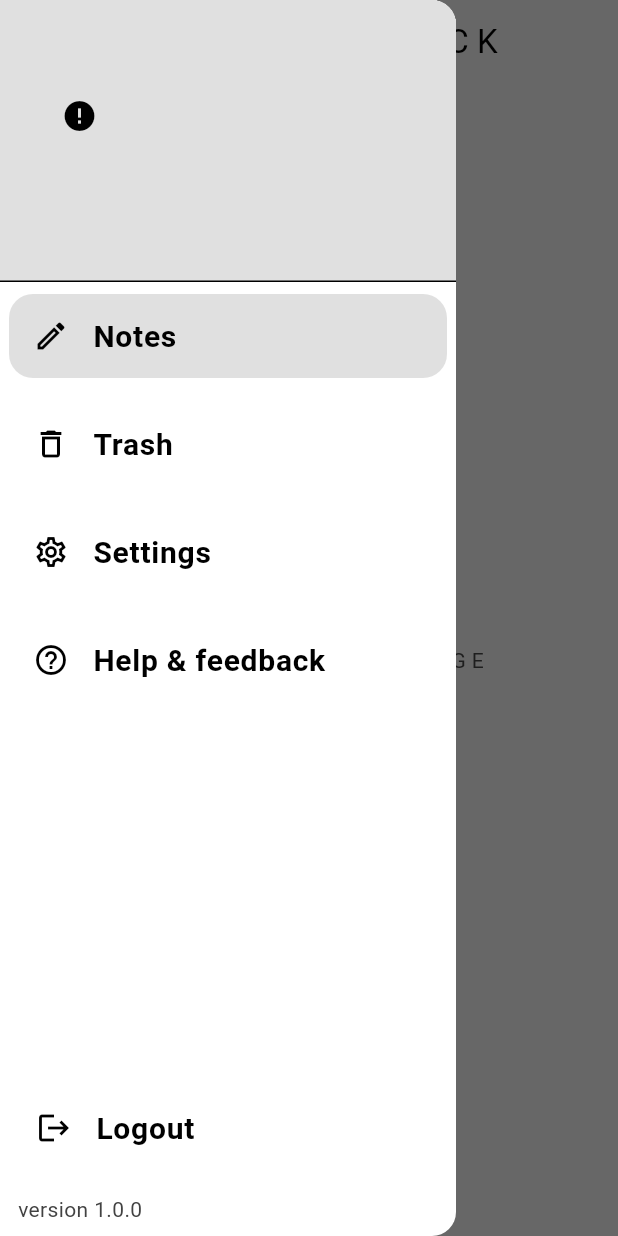
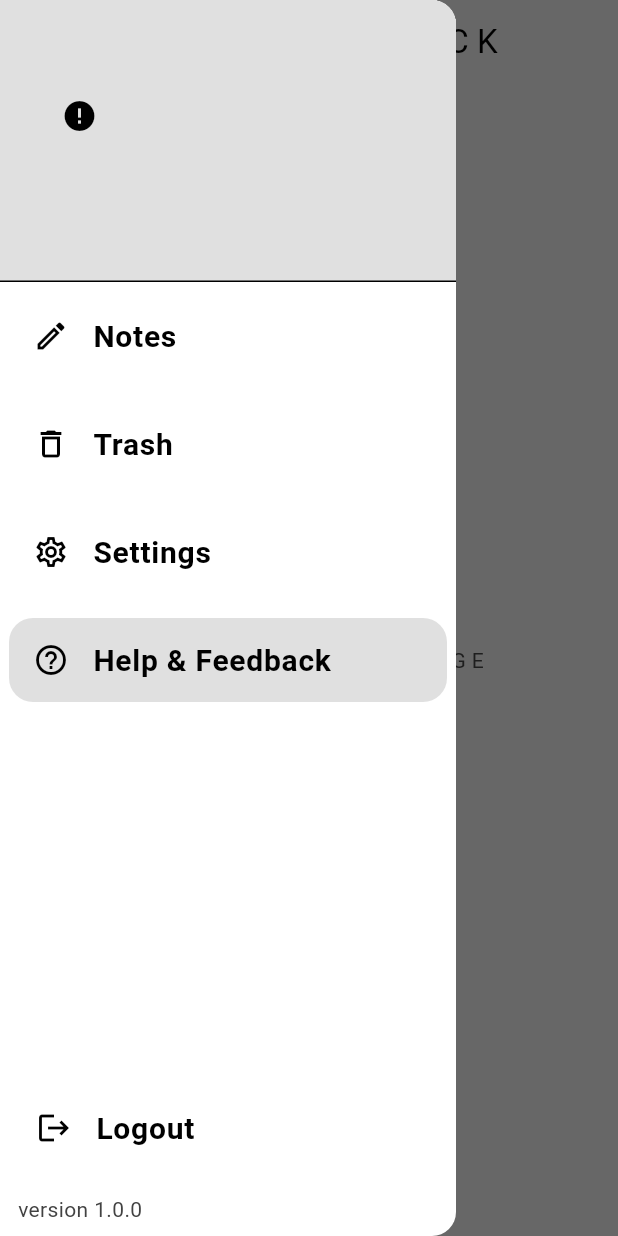
Before and after one commit to kamesh7773/note_application, a Flutter app: the HelpAndFeedbackPage screen opened by its route, with the side drawer open, on a phone screen of 412 x 824 dp. Run offline on Flutter 3.47's test engine with Material 3 defaults, Android fonts, the phone set to English and light mode, and no system bars; drawn by our look-alikes of cached_network_image; our stand-ins replace cloud_firestore, connectivity_plus, firebase_auth, firebase_core, google_sign_in, loading_animation_widget and 3 more; missing offline and left inert: email_otp_auth, flutter_facebook_auth; accounts and stored records are empty; network calls fail.

Commit message:
DRAWER COMPLETED ✅

```diff
--- a/lib/pages/auth pages/login_page.dart
+++ b/lib/pages/auth pages/login_page.dart
@@ -1,7 +1,6 @@
 import 'dart:ui';
 import 'package:flutter/material.dart';
 import 'package:note_application/helper/form_validators.dart';
-import 'package:note_application/providers/otp_timer_provider.dart';
 import 'package:note_application/providers/toggle_provider.dart';
 import 'package:note_application/services/auth/firebase_auth_methods.dart';
 import 'package:note_application/widgets/button_widget.dart';
--- a/lib/pages/auth pages/sign_up_page.dart
+++ b/lib/pages/auth pages/sign_up_page.dart
@@ -2,7 +2,6 @@ import 'package:flutter/material.dart';
 import 'package:note_application/helper/snackBar.dart';
 import 'package:note_application/helper/form_validators.dart';
 import 'package:note_application/pages/auth%20pages/login_page.dart';
-import 'package:note_application/providers/otp_timer_provider.dart';
 import 'package:note_application/providers/toggle_provider.dart';
 import 'package:note_application/services/auth/firebase_auth_methods.dart';
 import 'package:note_application/widgets/button_widget.dart';
--- /dev/null
+++ b/lib/pages/drawer page/drawer.dart
@@ -0,0 +1,354 @@
+import 'package:cached_network_image/cached_network_image.dart';
+import 'package:flutter/material.dart';
+import 'package:note_application/pages/auth%20pages/login_page.dart';
+import 'package:note_application/pages/home_page.dart';
+import 'package:note_application/pages/notes%20pages/help_feedback_page.dart';
+import 'package:note_application/pages/notes%20pages/settings_page.dart';
+import 'package:note_application/pages/notes%20pages/trash_page.dart';
+import 'package:note_application/services/auth/firebase_auth_methods.dart';
+import 'package:shared_preferences/shared_preferences.dart';
+
+class DrawerWidget extends StatefulWidget {
+  final int iconNumber;
+  const DrawerWidget({super.key, required this.iconNumber});
+
+  @override
+  State<DrawerWidget> createState() => _DrawerWidgetState();
+}
+
+class _DrawerWidgetState extends State<DrawerWidget> {
+  //! varibles declartion.
+  String? name;
+  String? email;
+  String? imageUrl;
+
+  bool notes = false;
+  bool trash = false;
+  bool settings = false;
+  bool helpAndFeedback = false;
+
+  //! Method for fetching current Provider user Data
+  Future<void> getUserData() async {
+    // creating instace of Shared Preferences.
+    final SharedPreferences prefs = await SharedPreferences.getInstance();
+
+    name = prefs.getString('name');
+    email = prefs.getString('email');
+    imageUrl = prefs.getString('imageUrl');
+  }
+
+  @override
+  Widget build(BuildContext context) {
+    //! Finalizting which Menulist Item is active or which one is disable
+    if (widget.iconNumber == 1) {
+      notes = true;
+    }
+    if (widget.iconNumber == 2) {
+      trash = true;
+    }
+    if (widget.iconNumber == 3) {
+      settings = true;
+    }
+    if (widget.iconNumber == 4) {
+      helpAndFeedback = true;
+    }
+
+    return Drawer(
+      backgroundColor: Colors.white,
+      child: Column(
+        crossAxisAlignment: CrossAxisAlignment.start,
+        children: [
+          FutureBuilder(
+            future: getUserData(),
+            builder: (context, snapshot) {
+              //! Drawer Header
+              return Container(
+                width: double.infinity,
+                color: Colors.grey.shade300,
+                child: Column(
+                  crossAxisAlignment: CrossAxisAlignment.start,
+                  children: [
+                    const SizedBox(height: 22),
+                    Padding(
+                      padding:
+                          const EdgeInsets.only(left: 18, bottom: 16, top: 20),
+                      child: SizedBox(
+                        width: 70,
+                        height: 70,
+                        child: ClipRRect(
+                          borderRadius: BorderRadius.circular(50),
+                          // User Image saction
+                          child: CachedNetworkImage(
+                            imageUrl: imageUrl ??
+                                "https://encrypted-tbn0.gstatic.com/images?q=tbn:ANd9GcSQq6gaTf6N93kzolH98ominWZELW881HqCgw&s",
+                            placeholder: (context, url) =>
+                                const CircularProgressIndicator(),
+                            errorWidget: (context, url, error) =>
+                                const Icon(Icons.error),
+                          ),
+                        ),
+                      ),
+                    ),
+                    // User Name
+                    Padding(
+                      padding: const EdgeInsets.only(left: 18, bottom: 0),
+                      child: Text(
+                        name ?? "",
+                        style:
+                            const TextStyle(fontSize: 19, color: Colors.black),
+                      ),
+                    ),
+                    // User Email
+                    Padding(
+                      padding: const EdgeInsets.only(left: 18, bottom: 12),
+                      child: Text(
+                        email ?? "",
+                        style: const TextStyle(fontSize: 15),
+                      ),
+                    ),
+                    const Divider(
+                      height: 0,
+                    )
+                  ],
+                ),
+              );
+            },
+          ),
+          //! Drawer Menu Item List
+          Expanded(
+            child: ListView(
+              //? By Setting "shrinkWrap: true" listview only takes height as much it need and it will not hole height.
+              // shrinkWrap: true,  // now we don't need this because we are useing Expended.
+              //? Used to remove Unwanted Padding from TOP of ListView()/ListView.builder()
+              padding: EdgeInsets.zero,
+              children: [
+                Padding(
+                  padding: const EdgeInsets.symmetric(
+                    vertical: 8,
+                    horizontal: 6,
+                  ),
+                  child: InkWell(
+                    borderRadius: BorderRadius.circular(16),
+                    onTap: () {
+                      if (widget.iconNumber == 1) {
+                        return;
+                      } else {
+                        Navigator.of(context).pushAndRemoveUntil(
+                          MaterialPageRoute(
+                            builder: (context) {
+                              return const HomePage();
+                            },
+                          ),
+                          (Route<dynamic> route) => false,
+                        );
+                      }
+                    },
+                    child: ListTile(
+                      selected: notes,
+                      selectedTileColor: Colors.grey.shade300,
+                      hoverColor: Colors.grey.shade300,
+                      shape: RoundedRectangleBorder(
+                        borderRadius: BorderRadius.circular(16),
+                      ),
+                      leading: const Icon(
+                        Icons.edit_outlined,
+                        size: 24,
+                        color: Colors.black,
+                      ),
+                      title: const Text(
+                        "Notes",
+                        style: const TextStyle(
+                          fontSize: 20,
+                          fontWeight: FontWeight.bold,
+                          color: Colors.black,
+                        ),
+                      ),
+                    ),
+                  ),
+                ),
+                Padding(
+                  padding: const EdgeInsets.symmetric(
+                    vertical: 8,
+                    horizontal: 6,
+                  ),
+                  child: InkWell(
+                    borderRadius: BorderRadius.circular(16),
+                    onTap: () {
+                      if (widget.iconNumber == 2) {
+                        return;
+                      } else {
+                        Navigator.of(context).pushAndRemoveUntil(
+                          MaterialPageRoute(
+                            builder: (context) {
+                              return const TrashPage();
+                            },
+                          ),
+                          (Route<dynamic> route) => false,
+                        );
+                      }
+                    },
+                    child: ListTile(
+                      selected: trash,
+                      selectedTileColor: Colors.grey.shade300,
+                      hoverColor: Colors.grey.shade300,
+                      shape: RoundedRectangleBorder(
+                        borderRadius: BorderRadius.circular(16),
+                      ),
+                      leading: const Icon(
+                        Icons.delete_outline,
+                        size: 24,
+                        color: Colors.black,
+                      ),
+                      title: const Text(
+                        "Trash",
+                        style: const TextStyle(
+                          fontSize: 20,
+                          fontWeight: FontWeight.bold,
+                          color: Colors.black,
+                        ),
+                      ),
+                    ),
+                  ),
+                ),
+                Padding(
+                  padding: const EdgeInsets.symmetric(
+                    vertical: 8,
+                    horizontal: 6,
+                  ),
+                  child: InkWell(
+                    borderRadius: BorderRadius.circular(16),
+                    onTap: () {
+                      if (widget.iconNumber == 3) {
+                        return;
+                      } else {
+                        Navigator.of(context).pushAndRemoveUntil(
+                          MaterialPageRoute(
+                            builder: (context) {
+                              return const SettingsPage();
+                            },
+                          ),
+                          (Route<dynamic> route) => false,
+                        );
+                      }
+                    },
+                    child: ListTile(
+                      selected: settings,
+                      selectedTileColor: Colors.grey.shade300,
+                      hoverColor: Colors.grey.shade300,
+                      shape: RoundedRectangleBorder(
+                        borderRadius: BorderRadius.circular(16),
+                      ),
+                      leading: const Icon(
+                        Icons.settings_outlined,
+                        size: 24,
+                        color: Colors.black,
+                      ),
+                      title: const Text(
+                        "Settings",
+                        style: const TextStyle(
+                          fontSize: 20,
+                          fontWeight: FontWeight.bold,
+                          color: Colors.black,
+                        ),
+                      ),
+                    ),
+                  ),
+                ),
+                Padding(
+                  padding: const EdgeInsets.symmetric(
+                    vertical: 8,
+                    horizontal: 6,
+                  ),
+                  child: InkWell(
+                    borderRadius: BorderRadius.circular(16),
+                    onTap: () {
+                      if (widget.iconNumber == 4) {
+                        return;
+                      } else {
+                        Navigator.of(context).pushAndRemoveUntil(
+                          MaterialPageRoute(
+                            builder: (context) {
+                              return const HelpAndFeedbackPage();
+                            },
+                          ),
+                          (Route<dynamic> route) => false,
+                        );
+                      }
+                    },
+                    child: ListTile(
+                      selected: helpAndFeedback,
+                      selectedTileColor: Colors.grey.shade300,
+                      hoverColor: Colors.grey.shade300,
+                      shape: RoundedRectangleBorder(
+                        borderRadius: BorderRadius.circular(16),
+                      ),
+                      leading: const Icon(
+                        Icons.help_outline_outlined,
+                        size: 24,
+                        color: Colors.black,
+                      ),
+                      title: const Text(
+                        "Help & Feedback",
+                        style: TextStyle(
+                          fontSize: 20,
+                          fontWeight: FontWeight.bold,
+                          color: Colors.black,
+                        ),
+                      ),
+                    ),
+                  ),
+                ),
+              ],
+            ),
+          ),
+          //! Logout Button.
+          Padding(
+            padding: const EdgeInsets.all(8.0),
+            child: InkWell(
+              borderRadius: BorderRadius.circular(8),
+              onTap: () {
+                //! Logout the user from any Logined Firebase Provider.
+                FirebaseAuthMethod.singOut(context: context);
+
+                //! pushing user to login Screen of the application.s
+                Navigator.of(context).pushAndRemoveUntil(
+                  MaterialPageRoute(
+                    builder: (context) {
+                      return const LoginPage();
+                    },
+                  ),
+                  (Route<dynamic> route) => false,
+                );
+              },
+              child: ListTile(
+                selectedTileColor: Colors.grey.shade300,
+                selected: false,
+                hoverColor: Colors.grey.shade300,
+                shape: RoundedRectangleBorder(
+                  borderRadius: BorderRadius.circular(10),
+                ),
+                leading: const Icon(
+                  Icons.logout,
+                  size: 24,
+                  color: Colors.black,
+                ),
+                title: const Text(
+                  "Logout",
+                  style: TextStyle(
+                    fontSize: 20,
+                    fontWeight: FontWeight.bold,
+                    color: Colors.black,
+                  ),
+                ),
+              ),
+            ),
+          ),
+          const Padding(
+            padding: EdgeInsets.symmetric(horizontal: 12.0, vertical: 8.0),
+            child: Text("version 1.0.0"),
+          )
+        ],
+      ),
+    );
+  }
+}
--- a/lib/pages/drawer pages/drawer.dart
+++ /dev/null
@@ -1,222 +0,0 @@
-import 'package:cached_network_image/cached_network_image.dart';
-import 'package:flutter/material.dart';
-import 'package:note_application/pages/auth%20pages/login_page.dart';
-import 'package:note_application/services/auth/firebase_auth_methods.dart';
-import 'package:shared_preferences/shared_preferences.dart';
-import 'package:colored_print/colored_print.dart';
-
-class DrawerWidget extends StatefulWidget {
-  const DrawerWidget({super.key});
-
-  @override
-  State<DrawerWidget> createState() => _DrawerWidgetState();
-}
-
-class _DrawerWidgetState extends State<DrawerWidget> {
-  //! varibles declartion.
-  String? name;
-  String? email;
-  String? imageUrl;
-  int currentindex = 0;
-
-  //! Method for fetching current Provider user Data
-  Future<void> getUserData() async {
-    // creating instace of Shared Preferences.
-    final SharedPreferences prefs = await SharedPreferences.getInstance();
-
-    name = prefs.getString('name');
-    email = prefs.getString('email');
-    imageUrl = prefs.getString('imageUrl');
-  }
-
-  //! List of Icons for MenuList of Drawer
-  List<IconData> icon = [
-    Icons.edit_outlined,
-    Icons.delete_outline,
-    Icons.settings_outlined,
-    Icons.help_outline_outlined
-  ];
-
-  //! List of Name for MenuList of Drawer
-  List<String> menuName = [
-    "Notes",
-    "Trash",
-    "Settings",
-    "Help & feedback",
-  ];
-
-  @override
-  Widget build(BuildContext context) {
-    return Drawer(
-      backgroundColor: Colors.white,
-      child: Column(
-        crossAxisAlignment: CrossAxisAlignment.start,
-        children: [
-          FutureBuilder(
-            future: getUserData(),
-            builder: (context, snapshot) {
-              //! Drawer Header
-              return Container(
-                width: double.infinity,
-                color: Colors.grey.shade300,
-                child: Column(
-                  crossAxisAlignment: CrossAxisAlignment.start,
-                  children: [
-                    const SizedBox(height: 22),
-                    Padding(
-                      padding:
-                          const EdgeInsets.only(left: 18, bottom: 16, top: 20),
-                      child: SizedBox(
-                        width: 70,
-                        height: 70,
-                        child: ClipRRect(
-                          borderRadius: BorderRadius.circular(50),
-                          // User Image saction
-                          child: CachedNetworkImage(
-                            imageUrl: imageUrl ??
-                                "https://encrypted-tbn0.gstatic.com/images?q=tbn:ANd9GcSQq6gaTf6N93kzolH98ominWZELW881HqCgw&s",
-                            placeholder: (context, url) =>
-                                const CircularProgressIndicator(),
-                            errorWidget: (context, url, error) =>
-                                const Icon(Icons.error),
-                          ),
-                        ),
-                      ),
-                    ),
-                    // User Name
-                    Padding(
-                      padding: const EdgeInsets.only(left: 18, bottom: 0),
-                      child: Text(
-                        name ?? "",
-                        style:
-                            const TextStyle(fontSize: 19, color: Colors.black),
-                      ),
-                    ),
-                    // User Email
-                    Padding(
-                      padding: const EdgeInsets.only(left: 18, bottom: 12),
-                      child: Text(
-                        email ?? "",
-                        style: const TextStyle(fontSize: 15),
-                      ),
-                    ),
-                    const Divider(
-                      height: 0,
-                    )
-                  ],
-                ),
-              );
-            },
-          ),
-          //! Drawer Menu Item List
-          Expanded(
-            child: ListView.builder(
-              //? By Setting "shrinkWrap: true" listview only takes height as much it need and it will not hole height.
-              // shrinkWrap: true,  // now we don't need this because we are useing Expended.
-              //? Used to remove Unwanted Padding from TOP of ListView()/ListView.builder()
-              padding: EdgeInsets.zero,
-              itemCount: menuName.length,
-              itemBuilder: (context, index) {
-                return Padding(
-                  padding: const EdgeInsets.symmetric(
-                    vertical: 8,
-                    horizontal: 6,
-                  ),
-                  child: InkWell(
-                    borderRadius: BorderRadius.circular(16),
-                    onTap: () {
-                      setState(() {
-                        currentindex = index;
-                      });
-
-                      if (currentindex == 0) {
-                        Navigator.of(context).pop();
-                      }
-                      if (currentindex == 1) {
-                        Navigator.of(context).pushNamed("/TrashPage");
-                      }
-                      if (currentindex == 2) {
-                        Navigator.of(context).pushNamed("/SettingsPage");
-                      }
-                      if (currentindex == 3) {
-                        Navigator.of(context).pushNamed("/HelpAndFeedbackPage");
-                      }
-                    },
-                    child: ListTile(
-                      tileColor: currentindex == index
-                          ? Colors.grey.shade300
-                          : Colors.white,
-                      hoverColor: Colors.grey.shade300,
-                      shape: RoundedRectangleBorder(
-                        borderRadius: BorderRadius.circular(16),
-                      ),
-                      leading: Icon(
-                        icon[index],
-                        size: 24,
-                        color: Colors.black,
-                      ),
-                      title: Text(
-                        menuName[index],
-                        style: const TextStyle(
-                          fontSize: 20,
-                          fontWeight: FontWeight.bold,
-                          color: Colors.black,
-                        ),
-                      ),
-                    ),
-                  ),
-                );
-              },
-            ),
-          ),
-          //! Logout Button.
-          Padding(
-            padding: const EdgeInsets.all(8.0),
-            child: InkWell(
-              borderRadius: BorderRadius.circular(8),
-              onTap: () {
-                //! Logout the user from any Logined Firebase Provider.
-                FirebaseAuthMethod.singOut(context: context);
-
-                //! pushing user to login Screen of the application.s
-                Navigator.of(context).pushAndRemoveUntil(
-                  MaterialPageRoute(
-                    builder: (context) {
-                      return const LoginPage();
-                    },
-                  ),
-                  (Route<dynamic> route) => false,
-                );
-              },
-              child: ListTile(
-                selectedTileColor: Colors.grey.shade300,
-                selected: false,
-                hoverColor: Colors.grey.shade300,
-                shape: RoundedRectangleBorder(
-                  borderRadius: BorderRadius.circular(10),
-                ),
-                leading: const Icon(
-                  Icons.logout,
-                  size: 24,
-                  color: Colors.black,
-                ),
-                title: const Text(
-                  "Logout",
-                  style: TextStyle(
-                    fontSize: 20,
-                    fontWeight: FontWeight.bold,
-                    color: Colors.black,
-                  ),
-                ),
-              ),
-            ),
-          ),
-          const Padding(
-            padding: EdgeInsets.symmetric(horizontal: 12.0, vertical: 8.0),
-            child: Text("version 1.0.0"),
-          )
-        ],
-      ),
-    );
-  }
-}
--- a/lib/pages/notes pages/help_feedback_page.dart
+++ b/lib/pages/notes pages/help_feedback_page.dart
@@ -1,5 +1,6 @@
 import 'package:flutter/material.dart';
-import 'package:note_application/pages/drawer%20pages/drawer.dart';
+import 'package:note_application/pages/drawer%20page/drawer.dart';
+import 'package:note_application/pages/home_page.dart';
 
 class HelpAndFeedbackPage extends StatefulWidget {
   const HelpAndFeedbackPage({super.key});
@@ -11,13 +12,28 @@ class HelpAndFeedbackPage extends StatefulWidget {
 class _HelpAndFeedbackPageState extends State<HelpAndFeedbackPage> {
   @override
   Widget build(BuildContext context) {
-    return Scaffold(
-      appBar: AppBar(
-        title: const Text("H E L P  &  F E E D B A C K"),
-      ),
-      drawer: const DrawerWidget(),
-      body: const Center(
-        child: Text("H E L P   &   F E E D B A C K   P A G E"),
+    return PopScope(
+      canPop: false,
+      onPopInvoked: (value) {
+        if (!value) {
+          Navigator.of(context).pushAndRemoveUntil(
+            MaterialPageRoute(
+              builder: (context) {
+                return const HomePage();
+              },
+            ),
+            (Route<dynamic> route) => false,
+          );
+        }
+      },
+      child: Scaffold(
+        appBar: AppBar(
+          title: const Text("H E L P  &  F E E D B A C K"),
+        ),
+        drawer: const DrawerWidget(iconNumber: 4),
+        body: const Center(
+          child: Text("H E L P   &   F E E D B A C K   P A G E"),
+        ),
       ),
     );
   }
```
Also changed, not shown: lib/pages/home_page.dart (+24 -11 lines), lib/pages/notes pages/settings_page.dart (+24 -6 lines), lib/pages/notes pages/trash_page.dart (+26 -6 lines), assets/images/GridView_logo.png (added), assets/images/ListView_logo.png (added).
